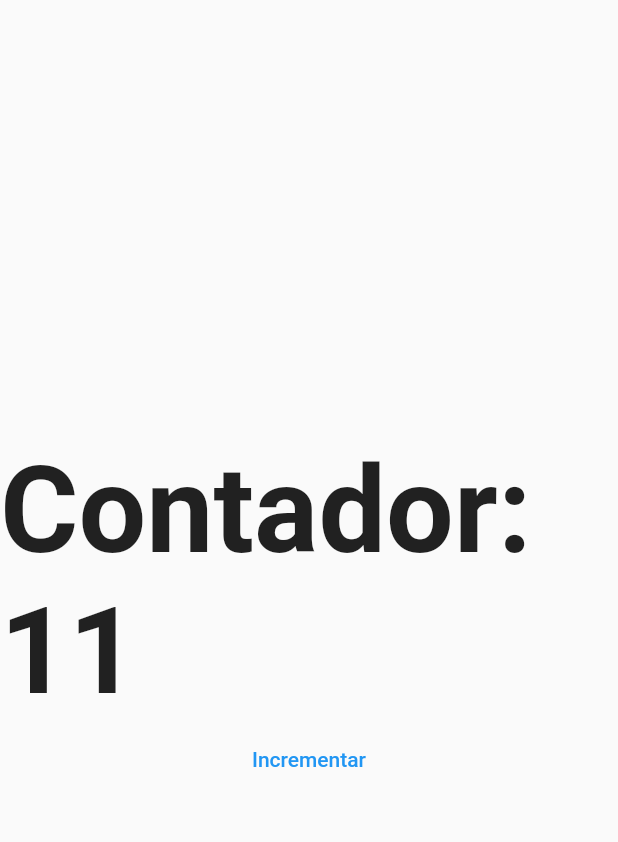
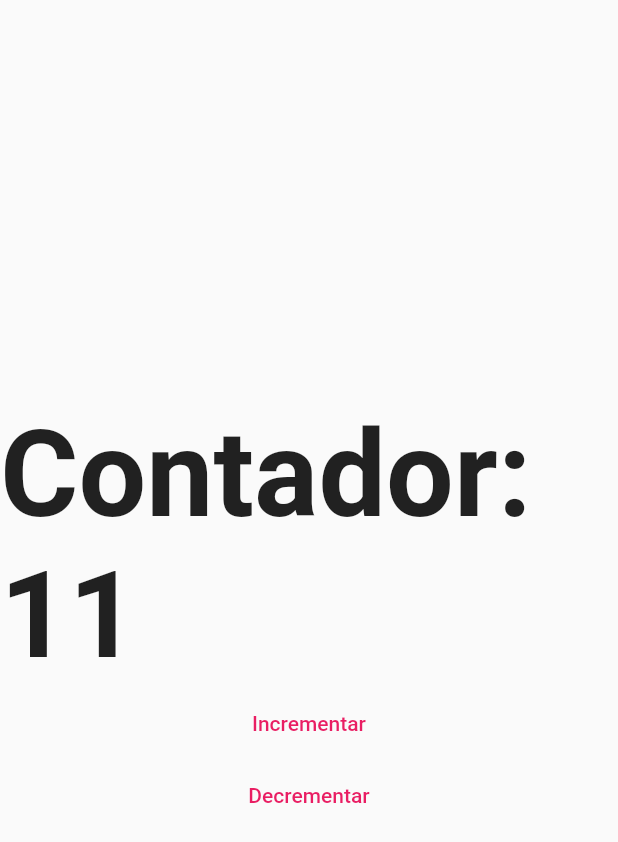
Before and after one commit to johnhaverh/bases_web, a Flutter app: the screen it shows after launch, after a tap on "Incrementar", on a phone screen of 412 x 824 dp. Shown: the top 842 px of the screen. Run offline on Flutter 3.47's test engine with Material 2 defaults, Android fonts, the phone set to English and light mode, and no system bars.

Commit message:
add customflatbutton and changed counter_page source

```diff
--- a/lib/ui/pages/counter_page.dart
+++ b/lib/ui/pages/counter_page.dart
@@ -1,4 +1,5 @@
 import 'package:flutter/material.dart';
+import 'package:bases_web/ui/shared/Custom_flat_button.dart';
 
 class CounterPage extends StatefulWidget {
   const CounterPage({Key? key}) : super(key: key);
@@ -16,14 +17,8 @@ class _CounterPageState extends State<CounterPage> {
         mainAxisAlignment: MainAxisAlignment.center,
         children: [
           Text("Contador: $counter ",style: TextStyle(fontSize: 80, fontWeight: FontWeight.bold)),
-          TextButton(
-            onPressed: (){
-              setState(() {
-                counter++;
-              });
-             },
-            child: Text("Incrementar")
-          ),
+          CustomFlatButton(text: "Incrementar", onPressed: () => setState(()=> counter++)),
+          CustomFlatButton(text: "Decrementar", onPressed: () => setState(()=> counter--)),
         ],
       ),
     );
--- /dev/null
+++ b/lib/ui/shared/Custom_flat_button.dart
@@ -0,0 +1,20 @@
+import 'package:flutter/material.dart';
+
+class CustomFlatButton extends StatelessWidget {
+
+  final String text;
+  final Color color;
+  final Function onPressed;
+
+  const CustomFlatButton({super.key, required this.text, this.color=Colors.pink, required this.onPressed});
+
+  @override
+  Widget build(BuildContext context) {
+    return
+      TextButton(
+        style: TextButton.styleFrom(foregroundColor: color),
+        onPressed: () => onPressed(),
+        child: Text(text)
+      );
+  }
+}
```
